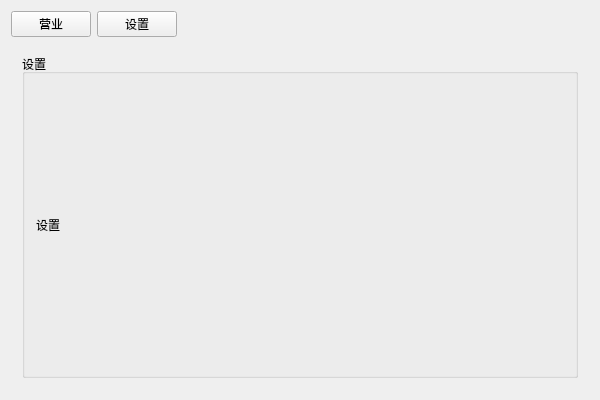
Old version of the form BMS/BMS/bms.ui in the repository toiime/BMS.
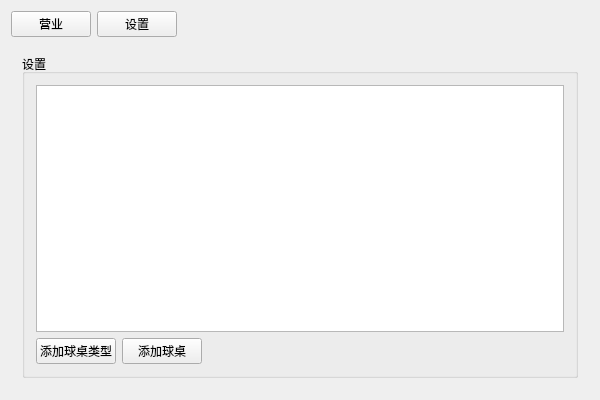
New version of the form. The open tabs and pages were chosen to show the change.

Commit message: 添加球桌

```diff
--- a/BMS/BMS/bms.ui
+++ b/BMS/BMS/bms.ui
@@ -77,13 +77,40 @@
          <property name="title">
           <string>设置</string>
          </property>
-         <layout class="QHBoxLayout" name="horizontalLayout_4">
+         <layout class="QVBoxLayout" name="verticalLayout_2">
           <item>
-           <widget class="QLabel" name="label_2">
-            <property name="text">
-             <string>设置</string>
-            </property>
-           </widget>
+           <widget class="QTableWidget" name="tableWidgetTables"/>
+          </item>
+          <item>
+           <layout class="QHBoxLayout" name="horizontalLayout_4">
+            <item>
+             <widget class="QPushButton" name="pushButtonAddBilliardsType">
+              <property name="text">
+               <string>添加球桌类型</string>
+              </property>
+             </widget>
+            </item>
+            <item>
+             <widget class="QPushButton" name="pushButtonAddBilliards">
+              <property name="text">
+               <string>添加球桌</string>
+              </property>
+             </widget>
+            </item>
+            <item>
+             <spacer name="horizontalSpacer_2">
+              <property name="orientation">
+               <enum>Qt::Horizontal</enum>
+              </property>
+              <property name="sizeHint" stdset="0">
+               <size>
+                <width>40</width>
+                <height>20</height>
+               </size>
+              </property>
+             </spacer>
+            </item>
+           </layout>
           </item>
          </layout>
         </widget>
```
Left out of the diff: 2 changed lines with no effect on the pictures. The commit also changes 9 other files.
